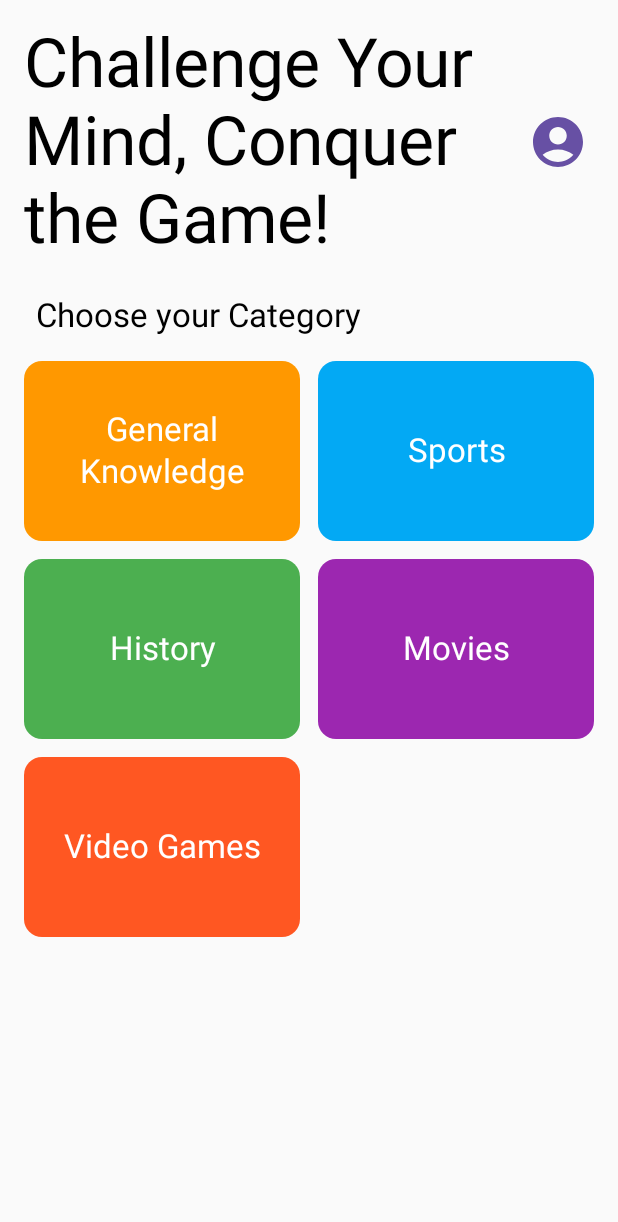
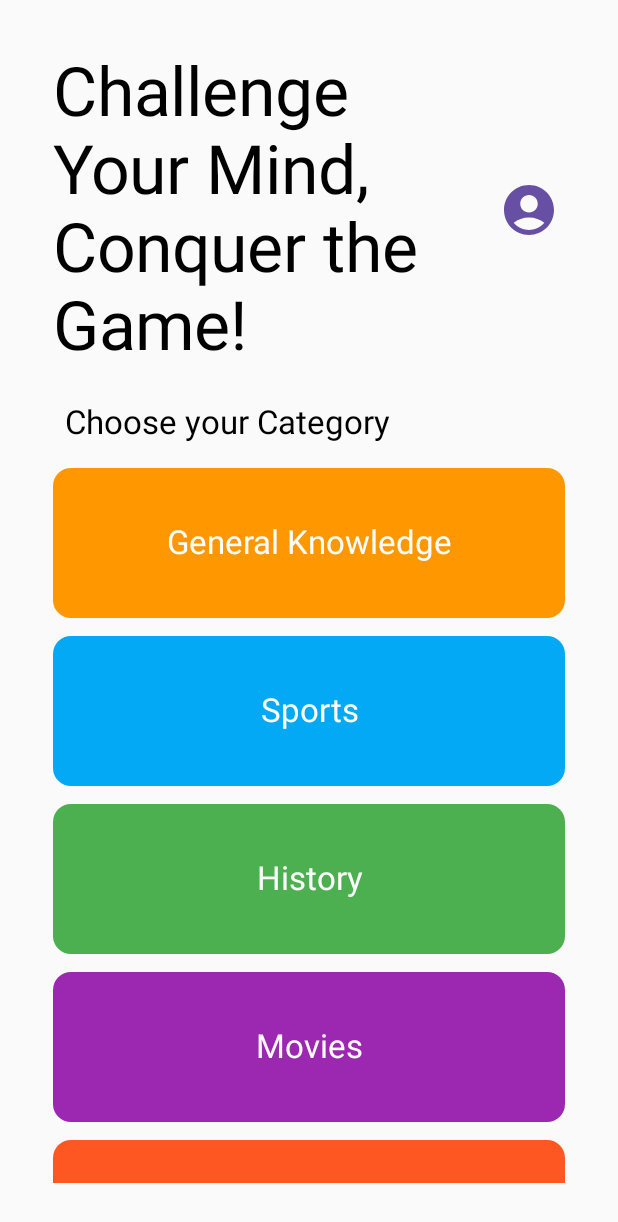
Before and after one commit to Group-36-Mobile-Dev-Project/QuizAppProject-G36-, an Android app built with Jetpack Compose: the HomeScreen screen opened through its navigation route, on a phone screen of 412 x 824 dp. Shown: the top 1222 px of the screen. Run offline under Robolectric (Android 15) with nearby library versions, the phone set to English and light mode, and no system bars; our stand-ins replace Firebase (no records; nobody signed in at launch, a user with empty details on screens opened directly).

Commit message:
Added a functional 15 second timer to the quiz screen, not picking an answer results in 0 points given. Changed layout of main screen, made better use of profile screen and added category based coloring for results screen.

```diff
--- a/app/src/main/java/com/example/quizapp/MainActivity.kt
+++ b/app/src/main/java/com/example/quizapp/MainActivity.kt
@@ -3,7 +3,6 @@ package com.example.quizapp
 import android.os.Bundle
 import androidx.activity.ComponentActivity
 import androidx.activity.compose.setContent
-import androidx.compose.material3.*
 import androidx.compose.runtime.*
 import androidx.navigation.NavType
 import androidx.navigation.compose.*
@@ -31,7 +30,7 @@ fun QuizAppNavigation(authViewModel: AuthViewModel) {
     ) {
         composable("register") { RegisterScreen(navController, authViewModel) }
         composable("login") { LoginScreen(navController, authViewModel) }
-        composable("home") { HomeScreen(navController, authViewModel) }
+        composable("home") { HomeScreen(navController) }
         composable(
             "quiz/{category}",
             arguments = listOf(
@@ -46,8 +45,9 @@ fun QuizAppNavigation(authViewModel: AuthViewModel) {
             )
         }
         composable(
-            "results/{score}/{total}",
+            "results/{category}/{score}/{total}",
             arguments = listOf(
+                navArgument("category") { type = NavType.StringType },
                 navArgument("score") { type = NavType.IntType },
                 navArgument("total") { type = NavType.IntType }
             )
@@ -55,7 +55,8 @@ fun QuizAppNavigation(authViewModel: AuthViewModel) {
             ResultsScreen(
                 navController = navController,
                 score = backStackEntry.arguments?.getInt("score") ?: 0,
-                totalQuestions = backStackEntry.arguments?.getInt("total") ?: 10
+                totalQuestions = backStackEntry.arguments?.getInt("total") ?: 10,
+                category = backStackEntry.arguments?.getString("category") ?: "General"
             )
         }
         composable("profile") {
--- a/app/src/main/java/com/example/quizapp/ui/screens/HomeScreen.kt
+++ b/app/src/main/java/com/example/quizapp/ui/screens/HomeScreen.kt
@@ -1,9 +1,6 @@
 package com.example.quizapp.ui.screens
 
-import androidx.compose.foundation.clickable
 import androidx.compose.foundation.layout.*
-import androidx.compose.foundation.rememberScrollState
-import androidx.compose.foundation.verticalScroll
 import androidx.compose.material.icons.Icons
 import androidx.compose.material.icons.filled.AccountCircle
 import androidx.compose.material3.*
@@ -11,9 +8,6 @@ import androidx.compose.material3.Icon
 import androidx.compose.material3.IconButton
 import androidx.compose.runtime.*
 import androidx.compose.ui.*
-import androidx.compose.ui.graphics.Color
-import androidx.compose.ui.text.font.FontWeight
-import androidx.compose.ui.text.style.TextAlign
 import androidx.compose.ui.unit.dp
 import androidx.navigation.NavController
 import com.example.quizapp.model.Category
@@ -22,14 +16,14 @@ import androidx.compose.foundation.lazy.grid.GridCells
 import androidx.compose.foundation.lazy.grid.LazyVerticalGrid
 import androidx.compose.foundation.lazy.grid.items
 import com.example.quizapp.components.CategoryCard
-import com.example.quizapp.viewmodel.AuthViewModel
+
 
 @Composable
-fun HomeScreen(navController: NavController, authViewModel: AuthViewModel) {
+fun HomeScreen(navController: NavController) {
     Column(
         modifier = Modifier
             .fillMaxSize()
-            .padding(16.dp)
+            .padding(35.dp)
     ) {
         Row(
             modifier = Modifier.fillMaxWidth(),
@@ -71,7 +65,7 @@ fun HomeScreen(navController: NavController, authViewModel: AuthViewModel) {
         )
 
         LazyVerticalGrid(
-            columns = GridCells.Fixed(2),
+            columns = GridCells.Fixed(1),
             verticalArrangement = Arrangement.spacedBy(12.dp),
             horizontalArrangement = Arrangement.spacedBy(12.dp),
             modifier = Modifier.weight(1f)
@@ -79,7 +73,10 @@ fun HomeScreen(navController: NavController, authViewModel: AuthViewModel) {
             items(categories) { category ->
                 CategoryCard(
                     category = category,
-                    modifier = Modifier.fillMaxWidth(),
+                    modifier = Modifier
+                        .fillMaxWidth()
+                        .size(100.dp),
+
                     onClick = {
                         navController.navigate("quiz/${category.name}")
                     }
--- a/app/src/main/java/com/example/quizapp/ui/screens/ProfileScreen.kt
+++ b/app/src/main/java/com/example/quizapp/ui/screens/ProfileScreen.kt
@@ -40,7 +40,9 @@ fun ProfileScreen(navController: NavController, authViewModel: AuthViewModel) {
             Icon(
                 imageVector = Icons.Default.AccountCircle,
                 contentDescription = "Profile",
-                modifier = Modifier.size(100.dp),
+                modifier = Modifier
+                    .size(300.dp)
+                    .padding(64.dp),
                 tint = MaterialTheme.colorScheme.primary
             )
 
```
Also changed, not shown: app/src/main/java/com/example/quizapp/ui/screens/QuizScreen.kt (+60 -5 lines), app/src/main/java/com/example/quizapp/ui/screens/ResultsScreen.kt (+13 -21 lines).
